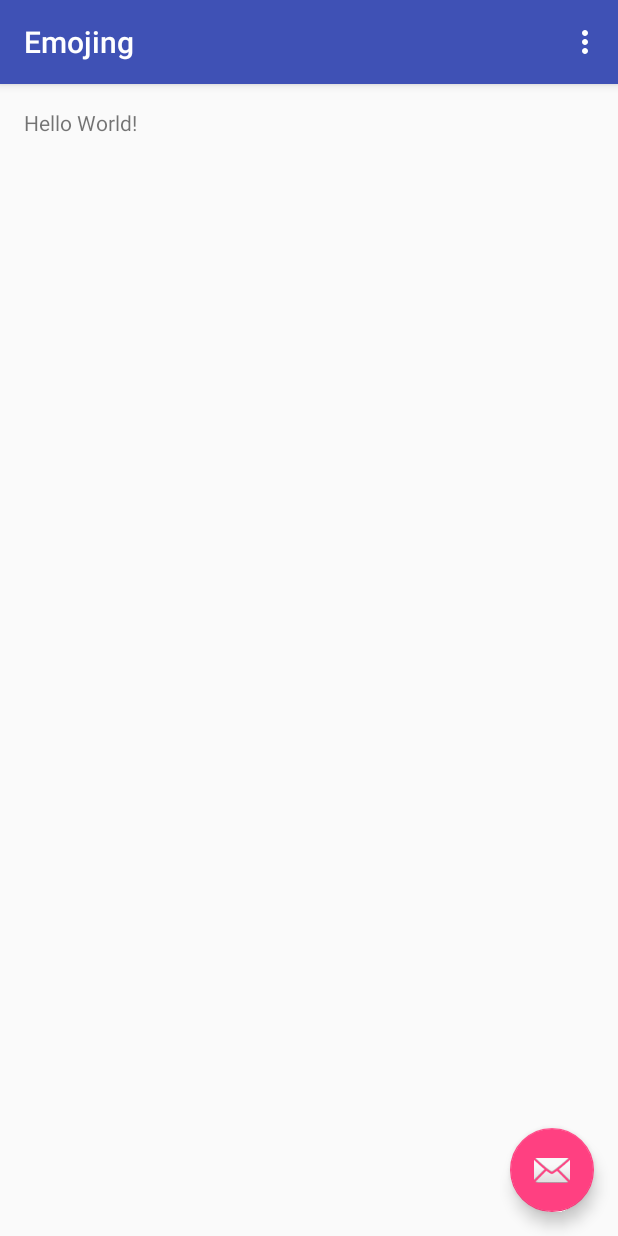
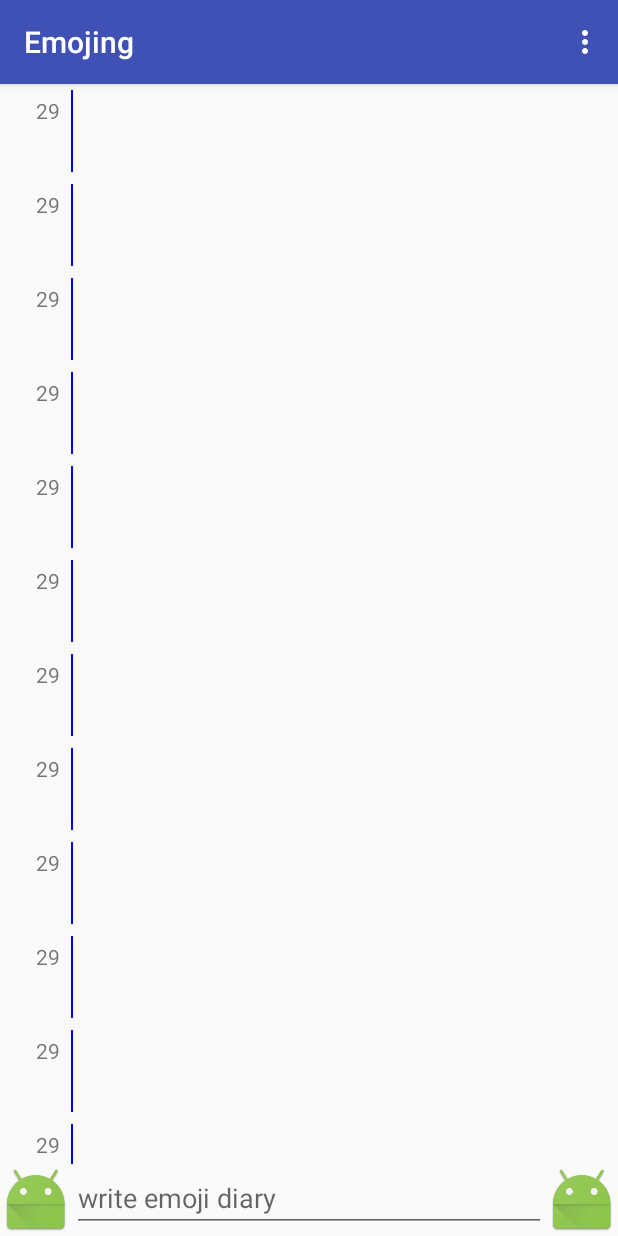
Before and after one commit to mash-up-kr/emojing, an Android app: the screen it shows after launch (MainActivity), on a phone screen of 412 x 824 dp. Run offline under Robolectric (Android 15) with nearby library versions, the phone set to English and light mode, and no system bars; our stand-ins replace ButterKnife.

Commit message:
recycler view

```diff
--- /dev/null
+++ b/app/src/main/java/kr/co/mash_up/emojing/Emoji.java
@@ -0,0 +1,38 @@
+package kr.co.mash_up.emojing;
+
+import java.util.Date;
+import java.util.UUID;
+
+/**
+ * Created by Beckham on 2016-08-27.
+ */
+public class Emoji {
+    private Date mDate;
+    private String mDiary;
+    private UUID mId;
+
+    public Emoji(){
+        mId = UUID.randomUUID();
+        mDate = new Date();
+    }
+
+    public UUID getmId() {
+        return mId;
+    }
+
+    public Date getmDate() {
+        return mDate;
+    }
+
+    public void setmDate(Date mDate) {
+        this.mDate = mDate;
+    }
+
+    public String getmDiary() {
+        return mDiary;
+    }
+
+    public void setmDiary(String mDiary) {
+        this.mDiary = mDiary;
+    }
+}
--- /dev/null
+++ b/app/src/main/java/kr/co/mash_up/emojing/EmojiFragment.java
@@ -0,0 +1,60 @@
+package kr.co.mash_up.emojing;
+
+import android.content.Context;
+import android.os.Bundle;
+import android.support.annotation.Nullable;
+import android.support.v4.app.Fragment;
+import android.support.v7.widget.LinearLayoutManager;
+import android.support.v7.widget.RecyclerView;
+import android.view.LayoutInflater;
+import android.view.View;
+import android.view.ViewGroup;
+
+
+public class EmojiFragment extends Fragment {
+
+    // TODO: Customize parameter argument names
+    private static final String ARG_COLUMN_COUNT = "column-count";
+
+
+
+    public EmojiFragment() {
+    }
+
+
+    @SuppressWarnings("unused")
+    public static EmojiFragment newInstance() {
+        EmojiFragment fragment = new EmojiFragment();
+        Bundle args = new Bundle();
+
+        fragment.setArguments(args);
+        return fragment;
+    }
+
+    @Override
+    public void onCreate(Bundle savedInstanceState) {
+        super.onCreate(savedInstanceState);
+
+        if (getArguments() != null) {
+//            mColumnCount = getArguments().getInt(ARG_COLUMN_COUNT);
+        }
+    }
+
+    @Override
+    public View onCreateView(LayoutInflater inflater, ViewGroup container,
+                             Bundle savedInstanceState) {
+        View view = inflater.inflate(R.layout.fragment_emoji, container, false);
+        return view;
+    }
+
+    @Override
+    public void onViewCreated(View view, @Nullable Bundle savedInstanceState) {
+        super.onViewCreated(view, savedInstanceState);
+
+        RecyclerView recyclerView = (RecyclerView) view.findViewById(R.id.list);
+        recyclerView.setLayoutManager(new LinearLayoutManager(getActivity(), LinearLayoutManager.VERTICAL, false));
+        recyclerView.setHasFixedSize(true);
+        recyclerView.setAdapter(new EmojiRecyclerViewAdapter());
+
+    }
+}
--- /dev/null
+++ b/app/src/main/java/kr/co/mash_up/emojing/EmojiRecyclerViewAdapter.java
@@ -0,0 +1,46 @@
+package kr.co.mash_up.emojing;
+
+import android.support.v7.widget.RecyclerView;
+import android.view.LayoutInflater;
+import android.view.View;
+import android.view.ViewGroup;
+
+import java.util.ArrayList;
+import java.util.List;
+
+public class EmojiRecyclerViewAdapter extends RecyclerView.Adapter<EmojiViewHolder> {
+
+    private final List<Emoji> mEmojies;
+
+
+    public EmojiRecyclerViewAdapter() {
+        mEmojies = new ArrayList<>();
+        initData();
+    }
+
+    private void initData(){
+        for(int i=0; i<20; i++){
+            mEmojies.add(new Emoji());
+        }
+    }
+
+    @Override
+    public EmojiViewHolder onCreateViewHolder(ViewGroup parent, int viewType) {
+        View view = LayoutInflater.from(parent.getContext())
+                .inflate(R.layout.list_item_emoji, parent, false);
+        return new EmojiViewHolder(view);
+    }
+
+    @Override
+    public void onBindViewHolder(EmojiViewHolder holder, int position) {
+        Emoji emoji = mEmojies.get(position);
+        holder.bindEmoji(emoji);
+    }
+
+    @Override
+    public int getItemCount() {
+        return mEmojies.size();
+    }
+
+
+}
--- /dev/null
+++ b/app/src/main/java/kr/co/mash_up/emojing/EmojiViewHolder.java
@@ -0,0 +1,39 @@
+package kr.co.mash_up.emojing;
+
+import android.support.v7.widget.RecyclerView;
+import android.view.View;
+import android.widget.TextView;
+
+import butterknife.BindView;
+import butterknife.ButterKnife;
+
+/**
+ * Created by Beckham on 2016-08-27.
+ */
+public class EmojiViewHolder extends RecyclerView.ViewHolder {
+    private Emoji mEmoji;
+
+    @BindView(R.id.emoji_date)
+    TextView tvDate;
+
+    @BindView(R.id.emoji_day_of_week)
+    TextView tvDayOfWeek;
+
+    @BindView(R.id.emoji_diary)
+    TextView tvDiary;
+
+    public EmojiViewHolder(View itemView){
+        super(itemView);
+
+        ButterKnife.bind(this, itemView);
+    }
+
+    public void bindEmoji(Emoji emoji){
+        mEmoji = emoji;
+        tvDate.setText("29 ");
+
+
+
+    }
+
+}
--- a/app/src/main/java/kr/co/mash_up/emojing/MainActivity.java
+++ b/app/src/main/java/kr/co/mash_up/emojing/MainActivity.java
@@ -1,15 +1,16 @@
 package kr.co.mash_up.emojing;
 
 import android.os.Bundle;
-import android.support.design.widget.FloatingActionButton;
-import android.support.design.widget.Snackbar;
+import android.support.v4.app.Fragment;
+import android.support.v4.app.FragmentManager;
 import android.support.v7.app.AppCompatActivity;
 import android.support.v7.widget.Toolbar;
-import android.view.View;
 import android.view.Menu;
 import android.view.MenuItem;
 
 public class MainActivity extends AppCompatActivity {
+
+
 
     @Override
     protected void onCreate(Bundle savedInstanceState) {
@@ -18,14 +19,15 @@ public class MainActivity extends AppCompatActivity {
         Toolbar toolbar = (Toolbar) findViewById(R.id.toolbar);
         setSupportActionBar(toolbar);
 
-        FloatingActionButton fab = (FloatingActionButton) findViewById(R.id.fab);
-        fab.setOnClickListener(new View.OnClickListener() {
-            @Override
-            public void onClick(View view) {
-                Snackbar.make(view, "Replace with your own action", Snackbar.LENGTH_LONG)
-                        .setAction("Action", null).show();
-            }
-        });
+        FragmentManager fm = getSupportFragmentManager();
+        Fragment fragment = fm.findFragmentById(R.id.fragment_container);
+
+        if(fragment == null){
+            fragment = EmojiFragment.newInstance();
+            fm.beginTransaction()
+                    .add(R.id.fragment_container,fragment)
+                    .commit();
+        }
     }
 
     @Override
--- /dev/null
+++ b/app/src/main/java/kr/co/mash_up/emojing/dummy/DummyContent.java
@@ -0,0 +1,72 @@
+package kr.co.mash_up.emojing.dummy;
+
+import java.util.ArrayList;
+import java.util.HashMap;
+import java.util.List;
+import java.util.Map;
+
+/**
+ * Helper class for providing sample content for user interfaces created by
+ * Android template wizards.
+ * <p/>
+ * TODO: Replace all uses of this class before publishing your app.
+ */
+public class DummyContent {
+
+    /**
+     * An array of sample (dummy) items.
+     */
+    public static final List<DummyItem> ITEMS = new ArrayList<DummyItem>();
+
+    /**
+     * A map of sample (dummy) items, by ID.
+     */
+    public static final Map<String, DummyItem> ITEM_MAP = new HashMap<String, DummyItem>();
+
+    private static final int COUNT = 25;
+
+    static {
+        // Add some sample items.
+        for (int i = 1; i <= COUNT; i++) {
+            addItem(createDummyItem(i));
+        }
+    }
+
+    private static void addItem(DummyItem item) {
+        ITEMS.add(item);
+        ITEM_MAP.put(item.id, item);
+    }
+
+    private static DummyItem createDummyItem(int position) {
+        return new DummyItem(String.valueOf(position), "Item " + position, makeDetails(position));
+    }
+
+    private static String makeDetails(int position) {
+        StringBuilder builder = new StringBuilder();
+        builder.append("Details about Item: ").append(position);
+        for (int i = 0; i < position; i++) {
+            builder.append("\nMore details information here.");
+        }
+        return builder.toString();
+    }
+
+    /**
+     * A dummy item representing a piece of content.
+     */
+    public static class DummyItem {
+        public final String id;
+        public final String content;
+        public final String details;
+
+        public DummyItem(String id, String content, String details) {
+            this.id = id;
+            this.content = content;
+            this.details = details;
+        }
+
+        @Override
+        public String toString() {
+            return content;
+        }
+    }
+}
--- /dev/null
+++ b/app/src/main/res/layout/activity_fragment.xml
@@ -0,0 +1,6 @@
+<?xml version="1.0" encoding="utf-8"?>
+<LinearLayout xmlns:android="http://schemas.android.com/apk/res/android"
+    android:orientation="vertical" android:layout_width="match_parent"
+    android:layout_height="match_parent">
+
+</LinearLayout>
--- a/app/src/main/res/layout/activity_main.xml
+++ b/app/src/main/res/layout/activity_main.xml
@@ -24,12 +24,6 @@
 
     <include layout="@layout/content_main"/>
 
-    <android.support.design.widget.FloatingActionButton
-        android:id="@+id/fab"
-        android:layout_width="wrap_content"
-        android:layout_height="wrap_content"
-        android:layout_gravity="bottom|end"
-        android:layout_margin="@dimen/fab_margin"
-        android:src="@android:drawable/ic_dialog_email"/>
+
 
 </android.support.design.widget.CoordinatorLayout>
--- a/app/src/main/res/layout/content_main.xml
+++ b/app/src/main/res/layout/content_main.xml
@@ -1,20 +1,15 @@
 <?xml version="1.0" encoding="utf-8"?>
-<RelativeLayout
+<FrameLayout
+    android:id="@+id/fragment_container"
     xmlns:android="http://schemas.android.com/apk/res/android"
     xmlns:app="http://schemas.android.com/apk/res-auto"
     xmlns:tools="http://schemas.android.com/tools"
     android:layout_width="match_parent"
     android:layout_height="match_parent"
-    android:paddingBottom="@dimen/activity_vertical_margin"
-    android:paddingLeft="@dimen/activity_horizontal_margin"
-    android:paddingRight="@dimen/activity_horizontal_margin"
-    android:paddingTop="@dimen/activity_vertical_margin"
+
     app:layout_behavior="@string/appbar_scrolling_view_behavior"
     tools:context="kr.co.mash_up.emojing.MainActivity"
     tools:showIn="@layout/activity_main">
 
-    <TextView
-        android:layout_width="wrap_content"
-        android:layout_height="wrap_content"
-        android:text="Hello World!"/>
-</RelativeLayout>
+
+</FrameLayout>
--- /dev/null
+++ b/app/src/main/res/layout/fragment_emoji.xml
@@ -0,0 +1,53 @@
+<?xml version="1.0" encoding="utf-8"?>
+<LinearLayout xmlns:android="http://schemas.android.com/apk/res/android"
+    android:layout_width="match_parent"
+    android:layout_height="match_parent"
+    android:orientation="vertical">
+
+    <android.support.v7.widget.RecyclerView xmlns:android="http://schemas.android.com/apk/res/android"
+        xmlns:app="http://schemas.android.com/apk/res-auto"
+        android:id="@+id/list"
+        android:name="kr.co.mash_up.emojing.EmojiFragment"
+        android:layout_width="match_parent"
+        android:layout_height="0dp"
+        android:layout_weight="1"
+        android:layout_alignParentTop="true"
+        android:layout_marginLeft="16dp"
+        android:layout_marginRight="16dp"
+        app:layoutManager="LinearLayoutManager" />
+
+    <LinearLayout
+        xmlns:android="http://schemas.android.com/apk/res/android"
+        android:id="@+id/relativelayout_footer"
+        android:layout_width="match_parent"
+        android:layout_height="wrap_content"
+        android:orientation="horizontal">
+
+        <ImageView
+            android:id="@+id/emoji_button"
+            android:layout_width="wrap_content"
+            android:layout_height="wrap_content"
+            android:layout_alignParentLeft="true"
+            android:layout_alignParentStart="true"
+            android:layout_alignTop="@+id/editText"
+            android:src="@mipmap/ic_launcher" />
+
+        <EditText
+            android:id="@+id/editText"
+            android:layout_width="0dp"
+            android:layout_weight="1"
+            android:layout_height="wrap_content"
+            android:hint="write emoji diary" />
+
+        <ImageView
+            android:id="@+id/send_button"
+            android:layout_width="wrap_content"
+            android:layout_height="wrap_content"
+            android:layout_alignParentEnd="true"
+            android:layout_alignParentRight="true"
+            android:layout_alignTop="@+id/editText"
+            android:src="@mipmap/ic_launcher" />
+
+
+    </LinearLayout>
+</LinearLayout>
--- /dev/null
+++ b/app/src/main/res/layout/list_item_emoji.xml
@@ -0,0 +1,43 @@
+<?xml version="1.0" encoding="utf-8"?>
+<LinearLayout xmlns:android="http://schemas.android.com/apk/res/android"
+    xmlns:tools="http://schemas.android.com/tools"
+    android:orientation="horizontal"
+    android:padding="4dp"
+    android:layout_width="match_parent"
+    android:layout_height="wrap_content">
+
+    <LinearLayout
+        android:layout_width="wrap_content"
+        android:layout_height="wrap_content"
+        android:orientation="vertical">
+    <TextView
+        android:id="@+id/emoji_date"
+        android:layout_width="wrap_content"
+        android:layout_height="wrap_content"
+        android:layout_alignParentLeft="true"
+        android:padding="4dp"
+        tools:text="Year Month"/>
+    <TextView
+        android:id="@+id/emoji_day_of_week"
+        android:layout_width="wrap_content"
+        android:layout_height="wrap_content"
+        android:layout_alignParentLeft="true"
+        android:layout_below="@id/emoji_date"
+        android:padding="4dp"
+        tools:text="Emoji Date" />
+    </LinearLayout>
+    <View
+        android:layout_width="1dip"
+        android:layout_height="fill_parent"
+        android:background="#FF0000FF"
+        />
+    <TextView
+        android:id="@+id/emoji_diary"
+        android:layout_width="match_parent"
+        android:layout_height="wrap_content"
+        android:layout_toRightOf="@id/emoji_date"
+        android:padding="4dp"
+        tools:text="Emoji Emoji Emoji"/>
+
+
+</LinearLayout>
--- a/app/src/main/res/values/dimens.xml
+++ b/app/src/main/res/values/dimens.xml
@@ -3,4 +3,5 @@
     <dimen name="activity_horizontal_margin">16dp</dimen>
     <dimen name="activity_vertical_margin">16dp</dimen>
     <dimen name="fab_margin">16dp</dimen>
+    <dimen name="text_margin">16dp</dimen>
 </resources>
--- a/build.gradle
+++ b/build.gradle
@@ -3,12 +3,15 @@
 buildscript {
     repositories {
         jcenter()
+        mavenCentral()
     }
     dependencies {
-        classpath 'com.android.tools.build:gradle:2.1.2'
+        classpath 'com.android.tools.build:gradle:2.1.3'
 
         // NOTE: Do not place your application dependencies here; they belong
         // in the individual module build.gradle files
+
+        classpath 'com.neenbedankt.gradle.plugins:android-apt:1.8'
     }
 }
 
```
Also changed, not shown: app/build.gradle (+7 -2 lines), gradle/wrapper/gradle-wrapper.properties.
